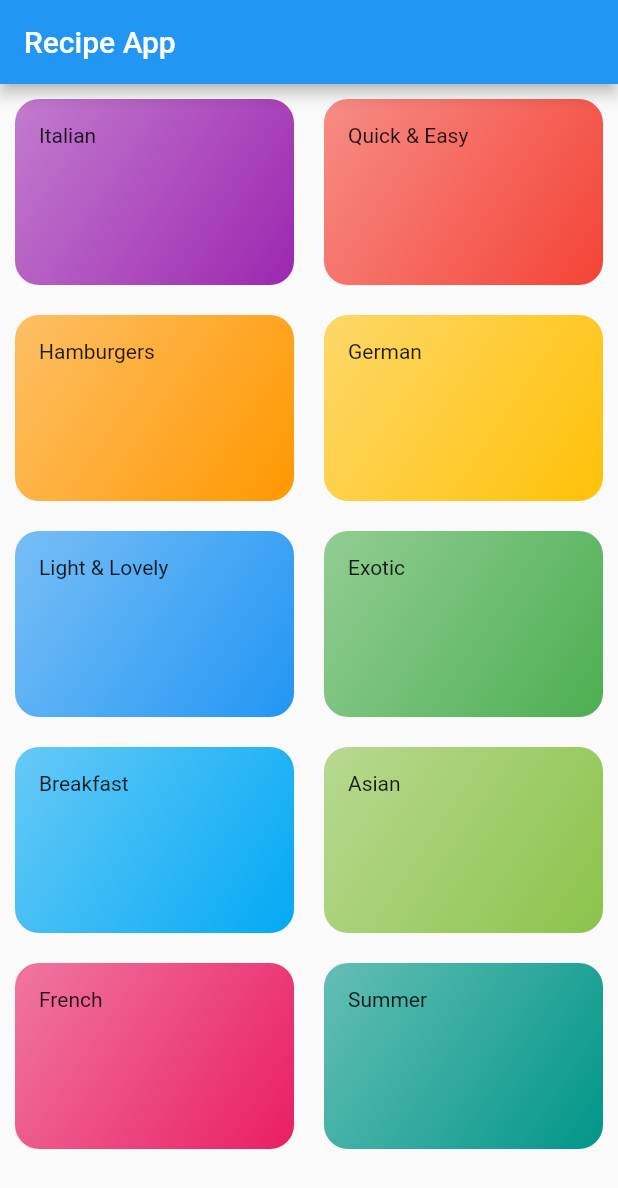
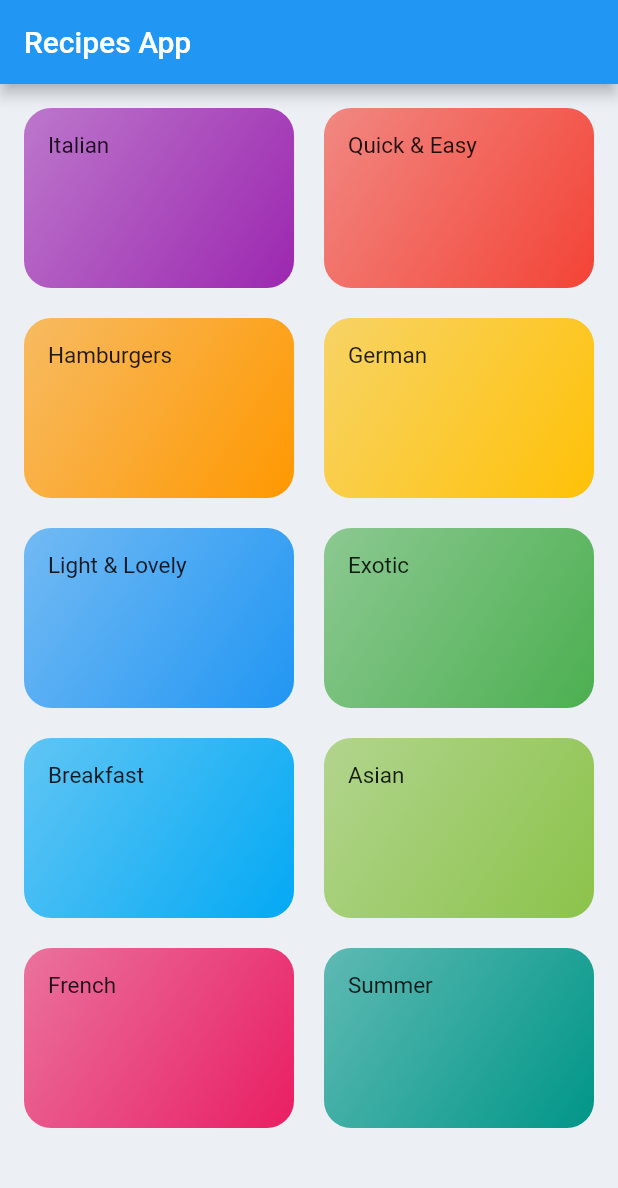
Before and after one commit to luyanakat/Recipes-App-Clone-, a Flutter app: the screen it shows after launch, on a phone screen of 412 x 824 dp. Shown: the top 1188 px of the screen. Run offline on Flutter 3.47's test engine with Material 2 defaults, Android fonts, the phone set to English and light mode, and no system bars.

Commit message:
update app

```diff
--- a/lib/categories_page.dart
+++ b/lib/categories_page.dart
@@ -1,7 +1,6 @@
 import 'package:flutter/material.dart';
 
 import './category_item.dart';
-import './models/category.dart';
 import './dummy_data.dart';
 
 class CategoriesPage extends StatelessWidget {
@@ -9,9 +8,13 @@ class CategoriesPage extends StatelessWidget {
 
   @override
   Widget build(BuildContext context) {
-    return Padding(
-      padding: const EdgeInsets.all(10.0),
-      child: GridView(
+    return Scaffold(
+      backgroundColor: const Color(0xffECEFF4),
+      appBar: AppBar(
+        title: const Text('Recipes App'),
+      ),
+      body: GridView(
+        padding: const EdgeInsets.all(16),
         gridDelegate: const SliverGridDelegateWithMaxCrossAxisExtent(
           maxCrossAxisExtent: 200,
           childAspectRatio: 3 / 2,
--- a/lib/category_item.dart
+++ b/lib/category_item.dart
@@ -8,7 +8,9 @@ class CategoryItem extends StatelessWidget {
 
   @override
   Widget build(BuildContext context) {
-    return Container(
+    return InkWell(
+      onTap: () {},
+      child: Container(
         padding: const EdgeInsets.all(16),
         decoration: BoxDecoration(
           gradient: LinearGradient(
@@ -16,9 +18,13 @@ class CategoryItem extends StatelessWidget {
             begin: Alignment.topLeft,
             end: Alignment.bottomRight,
           ),
-        borderRadius: BorderRadius.circular(16),
+          borderRadius: BorderRadius.circular(18),
         ),
-      child: Text(title),
+        child: Text(
+          title,
+          style: const TextStyle(fontSize: 15),
+        ),
+      ),
     );
   }
 }
--- a/lib/main.dart
+++ b/lib/main.dart
@@ -1,7 +1,6 @@
 import 'package:flutter/material.dart';
 
 import './categories_page.dart';
-import './models/category.dart';
 
 void main() {
   runApp(MyApp());
@@ -15,26 +14,7 @@ class MyApp extends StatelessWidget {
     return MaterialApp(
       title: 'Meal App',
       theme: ThemeData(primarySwatch: Colors.blue),
-      home: const MyHomePage(),
+      home: const CategoriesPage(),
     );
   }
 }
-
-class MyHomePage extends StatefulWidget {
-  const MyHomePage({Key? key}) : super(key: key);
-
-  @override
-  State<MyHomePage> createState() => _MyHomePageState();
-}
-
-class _MyHomePageState extends State<MyHomePage> {
-  @override
-  Widget build(BuildContext context) {
-    return Scaffold(
-      appBar: AppBar(
-        title: const Text('Recipe App'),
-      ),
-      body: CategoriesPage(),
-    );
-  }
-}
```
Lines whose indentation alone changed are shown as unchanged.
